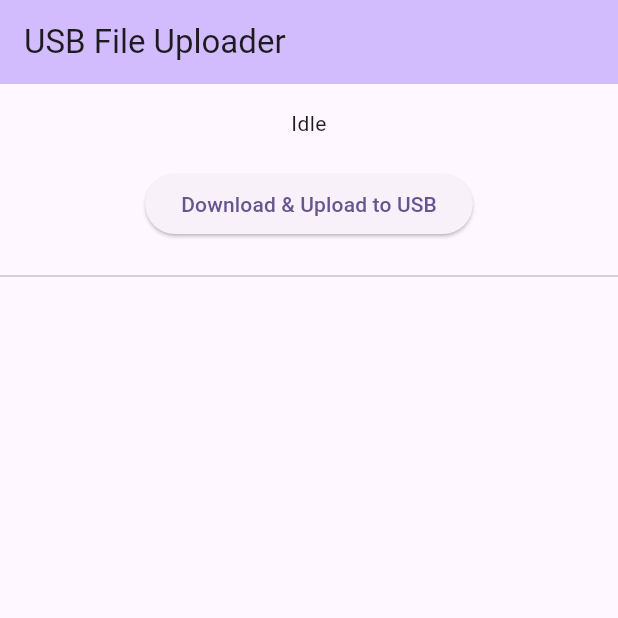
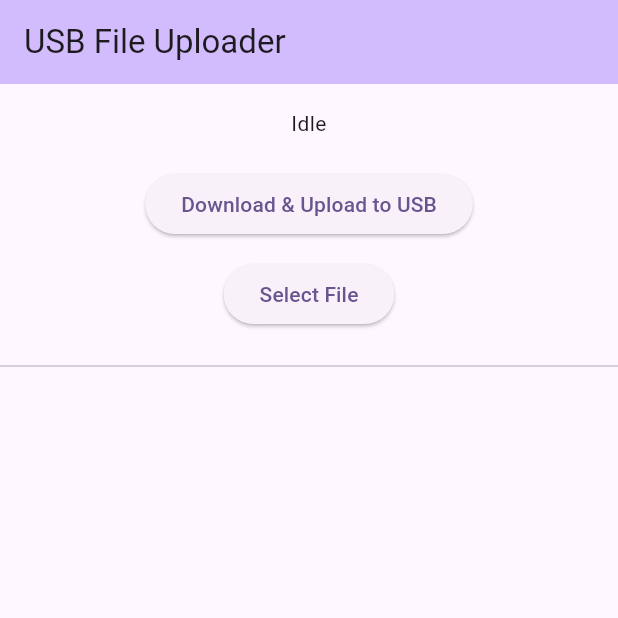
Before and after one commit to keyhan-azarjoo/Flutter-Red-WriteFile-To-ExternalMemory, a Flutter app: the screen it shows after launch, on a phone screen of 412 x 824 dp, the top half of it. Run offline on Flutter 3.47's test engine with Material 3 defaults, Android fonts, the phone set to English and light mode, and no system bars; our stand-ins replace file_picker, permission_handler; missing offline and left inert: usb_serial.

Commit message:
Add file picker button

```diff
--- a/lib/main.dart
+++ b/lib/main.dart
@@ -1,10 +1,13 @@
 import 'dart:io';
 import 'dart:typed_data';
+
+import 'package:file_picker/file_picker.dart';
 import 'package:flutter/material.dart';
 import 'package:http/http.dart' as http;
 import 'package:path/path.dart' as p;
+import 'package:permission_handler/permission_handler.dart';
 import 'package:usb_serial/usb_serial.dart';
-import 'package:permission_handler/permission_handler.dart';
+
 import 'storage_browser.dart';
 
 void main() {
@@ -37,6 +40,7 @@ class MyHomePage extends StatefulWidget {
 class _MyHomePageState extends State<MyHomePage> {
   String _status = "Idle";
   List<Directory> _devices = [];
+  File? _selectedFile;
 
   @override
   void initState() {
@@ -66,6 +70,14 @@ class _MyHomePageState extends State<MyHomePage> {
         return name != 'self' && name != 'emulated';
       }).toList();
       setState(() => _devices = filtered);
+    }
+  }
+
+  Future<void> _pickFile() async {
+    final result = await FilePicker.platform.pickFiles();
+    if (!mounted) return;
+    if (result != null && result.files.single.path != null) {
+      setState(() => _selectedFile = File(result.files.single.path!));
     }
   }
 
@@ -140,6 +152,19 @@ class _MyHomePageState extends State<MyHomePage> {
                   onPressed: () => downloadAndSendToUsb(fileUrl),
                   child: const Text("Download & Upload to USB"),
                 ),
+                const SizedBox(height: 12),
+                ElevatedButton(
+                  onPressed: _pickFile,
+                  child: const Text('Select File'),
+                ),
+                if (_selectedFile != null)
+                  Padding(
+                    padding: const EdgeInsets.only(top: 8.0),
+                    child: Text(
+                      p.basename(_selectedFile!.path),
+                      overflow: TextOverflow.ellipsis,
+                    ),
+                  ),
               ],
             ),
           ),
```
